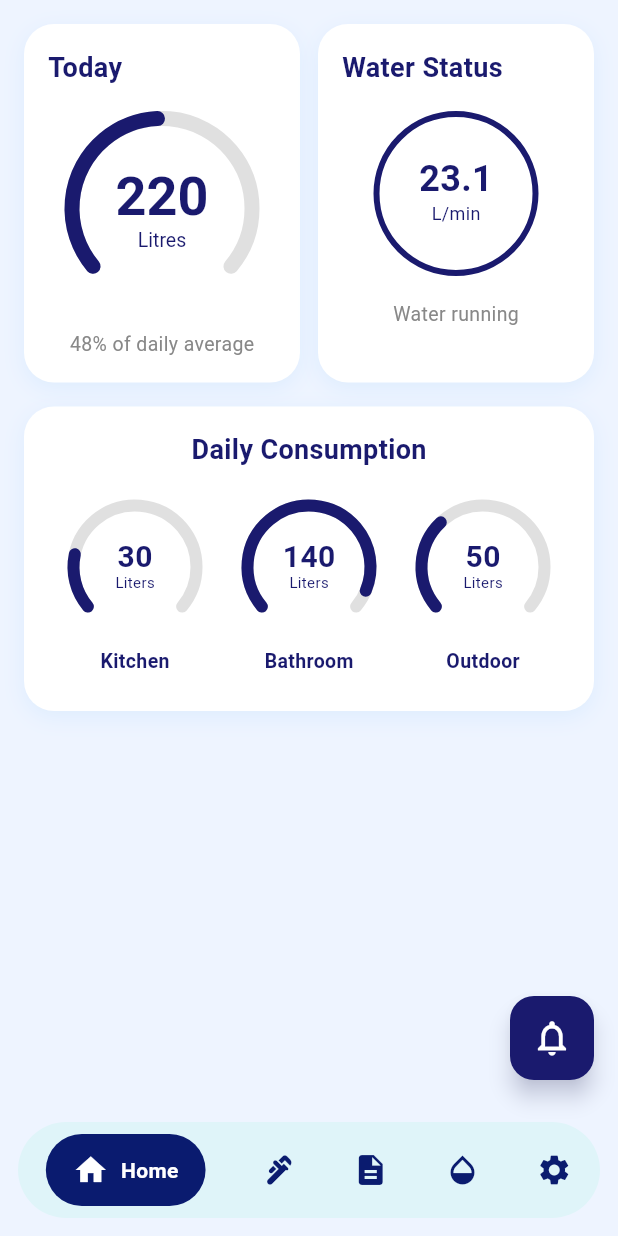
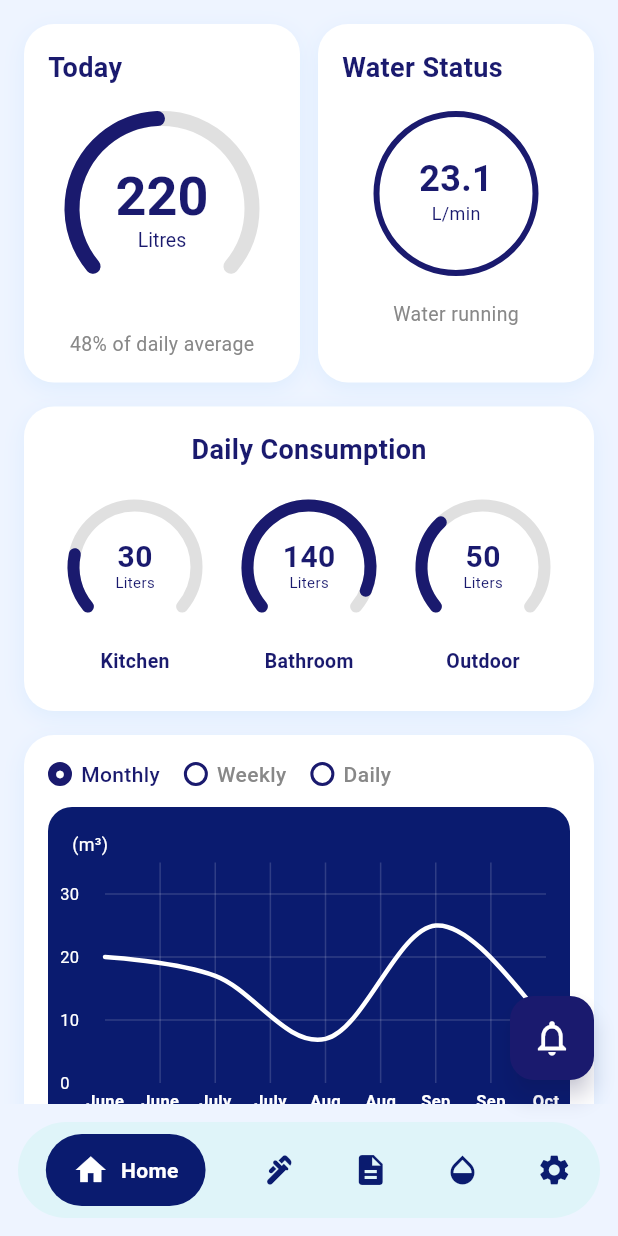
Before and after one commit to Ishan101-hub/sdgp-se24-aquasense-mobile, a Flutter app: the screen it shows after launch, on a phone screen of 412 x 824 dp. Run offline on Flutter 3.47's test engine with Material 3 defaults, Android fonts, the phone set to English and light mode, and no system bars; drawn by our look-alikes of fl_chart.

Commit message:
Create usage chart

```diff
--- a/home_aqua/lib/screens/home_page.dart
+++ b/home_aqua/lib/screens/home_page.dart
@@ -3,6 +3,7 @@ import '../widgets/today_card.dart';
 import '../widgets/water_status_card.dart';
 import '../widgets/daily_consumption_card.dart';
 import '../widgets/bell_button.dart';
+import '../widgets/usage_chart_card.dart'; // ← new import
 
 class HomePage extends StatelessWidget {
   const HomePage({super.key});
@@ -10,13 +11,12 @@ class HomePage extends StatelessWidget {
   @override
   Widget build(BuildContext context) {
     return SafeArea(
-      child: Column(
+      child: Stack(
         children: [
 
           // ── SCROLLABLE CONTENT ──
-          Expanded(
-            child: SingleChildScrollView(
-              padding: const EdgeInsets.all(16.0),
+          SingleChildScrollView(
+            padding: const EdgeInsets.fromLTRB(16, 16, 16, 100),
             child: Column(
               children: [
 
@@ -37,22 +37,21 @@ class HomePage extends StatelessWidget {
                 // ── Daily Consumption card ──
                 const DailyConsumptionCard(),
 
+                const SizedBox(height: 16),
+
+                // ── SCROLL DOWN: Usage Chart card ──
+                const UsageChartCard(),
+
               ],
             ),
           ),
-          ),
 
-          // ── BELL BUTTON at bottom right ──
-          Padding(
-            padding: const EdgeInsets.only(
+          // ── BELL BUTTON fixed at bottom right ──
+          Positioned(
+            bottom: 16,
             right: 16,
-              bottom: 16,
-            ),
-            child: const Align(
-              alignment: Alignment.centerRight,
             child: BellButton(
-                hasNotification: false, // no red dot for now
-              ),
+              hasNotification: false,
             ),
           ),
 
--- /dev/null
+++ b/home_aqua/lib/widgets/usage_chart_card.dart
@@ -0,0 +1,370 @@
+import 'package:flutter/material.dart';
+import 'package:fl_chart/fl_chart.dart';
+
+// ── Chart periods ──
+enum ChartPeriod { monthly, weekly, daily }
+
+class UsageChartCard extends StatefulWidget {
+  const UsageChartCard({super.key});
+
+  @override
+  State<UsageChartCard> createState() => _UsageChartCardState();
+}
+
+class _UsageChartCardState extends State<UsageChartCard> {
+
+  // Currently selected period — starts on Monthly
+  ChartPeriod _selected = ChartPeriod.monthly;
+
+  // ── PART 1.1: Monthly test data ──
+  // X = month index, Y = usage in m³
+  // When backend ready, replace with real API data
+  final List<FlSpot> _monthlyData = const [
+    FlSpot(0, 20), // June
+    FlSpot(1, 17), // July
+    FlSpot(2, 7),  // Aug
+    FlSpot(3, 25), // Sep
+    FlSpot(4, 10), // Oct
+  ];
+
+  // ── PART 1.2: Weekly test data (placeholder for now) ──
+  final List<FlSpot> _weeklyData = const [
+    FlSpot(0, 12),
+    FlSpot(1, 18),
+    FlSpot(2, 15),
+    FlSpot(3, 22),
+    FlSpot(4, 9),
+    FlSpot(5, 14),
+    FlSpot(6, 20),
+  ];
+
+  // ── PART 1.3: Daily test data (placeholder for now) ──
+  final List<FlSpot> _dailyData = const [
+    FlSpot(0, 8),
+    FlSpot(1, 15),
+    FlSpot(2, 11),
+    FlSpot(3, 19),
+    FlSpot(4, 14),
+    FlSpot(5, 22),
+    FlSpot(6, 10),
+  ];
+
+  // Monthly x-axis labels
+  final List<String> _monthLabels = ['June', 'July', 'Aug', 'Sep', 'Oct'];
+
+  // Weekly x-axis labels
+  final List<String> _weekLabels = ['Mon', 'Tue', 'Wed', 'Thu', 'Fri', 'Sat', 'Sun'];
+
+  // Daily x-axis labels
+  final List<String> _dayLabels = ['6am', '9am', '12pm', '3pm', '6pm', '9pm', '12am'];
+
+  // Returns correct data based on selected period
+  List<FlSpot> get _currentData {
+    switch (_selected) {
+      case ChartPeriod.monthly: return _monthlyData;
+      case ChartPeriod.weekly:  return _weeklyData;
+      case ChartPeriod.daily:   return _dailyData;
+    }
+  }
+
+  // Returns correct labels based on selected period
+  List<String> get _currentLabels {
+    switch (_selected) {
+      case ChartPeriod.monthly: return _monthLabels;
+      case ChartPeriod.weekly:  return _weekLabels;
+      case ChartPeriod.daily:   return _dayLabels;
+    }
+  }
+
+  // Returns period label text
+  String get _periodLabel {
+    switch (_selected) {
+      case ChartPeriod.monthly: return 'Last 5 Months';
+      case ChartPeriod.weekly:  return 'Last 7 Days';
+      case ChartPeriod.daily:   return 'Today';
+    }
+  }
+
+  @override
+  Widget build(BuildContext context) {
+    return Container(
+      decoration: BoxDecoration(
+        color: Colors.white,
+        borderRadius: BorderRadius.circular(20),
+        boxShadow: [
+          BoxShadow(
+            color: Colors.blue.withValues(alpha: 0.08),
+            blurRadius: 12,
+            offset: const Offset(0, 4),
+          ),
+        ],
+      ),
+      padding: const EdgeInsets.all(16),
+      child: Column(
+        crossAxisAlignment: CrossAxisAlignment.start,
+        children: [
+
+          // ── TOP ROW: Monthly / Weekly / Daily buttons ──
+          Row(
+            children: [
+              _PeriodButton(
+                label: 'Monthly',
+                isSelected: _selected == ChartPeriod.monthly,
+                onTap: () => setState(() => _selected = ChartPeriod.monthly),
+              ),
+              const SizedBox(width: 16),
+              _PeriodButton(
+                label: 'Weekly',
+                isSelected: _selected == ChartPeriod.weekly,
+                onTap: () => setState(() => _selected = ChartPeriod.weekly),
+              ),
+              const SizedBox(width: 16),
+              _PeriodButton(
+                label: 'Daily',
+                isSelected: _selected == ChartPeriod.daily,
+                onTap: () => setState(() => _selected = ChartPeriod.daily),
+              ),
+            ],
+          ),
+
+          const SizedBox(height: 12),
+
+          // ── CHART AREA (navy blue background) ──
+          Container(
+            height: 220,
+            decoration: BoxDecoration(
+              color: const Color(0xFF0A1B6F), // navy blue background
+              borderRadius: BorderRadius.circular(16),
+            ),
+            padding: const EdgeInsets.fromLTRB(8, 16, 16, 8),
+            child: Column(
+              crossAxisAlignment: CrossAxisAlignment.start,
+              children: [
+
+                // ── Y-axis unit label ──
+                const Padding(
+                  padding: EdgeInsets.only(left: 8, bottom: 4),
+                  child: Text(
+                    '(m³)',
+                    style: TextStyle(
+                      color: Colors.white,
+                      fontSize: 12,
+                    ),
+                  ),
+                ),
+
+                // ── LINE CHART ──
+                Expanded(
+                  child: LineChart(
+                    LineChartData(
+                      // Grid lines
+                      gridData: FlGridData(
+                        show: true,
+                        drawVerticalLine: true,
+                        getDrawingHorizontalLine: (value) => FlLine(
+                          color: Colors.white.withValues(alpha: 0.15),
+                          strokeWidth: 1,
+                        ),
+                        getDrawingVerticalLine: (value) => FlLine(
+                          color: Colors.white.withValues(alpha: 0.15),
+                          strokeWidth: 1,
+                        ),
+                      ),
+
+                      // Border around chart
+                      borderData: FlBorderData(show: false),
+
+                      // X and Y axis titles
+                      titlesData: FlTitlesData(
+                        // LEFT axis (numbers 10, 20, 30)
+                        leftTitles: AxisTitles(
+                          sideTitles: SideTitles(
+                            showTitles: true,
+                            reservedSize: 30,
+                            interval: 10,
+                            getTitlesWidget: (value, meta) {
+                              if (value % 10 == 0) {
+                                return Text(
+                                  '${value.toInt()}',
+                                  style: const TextStyle(
+                                    color: Colors.white,
+                                    fontSize: 11,
+                                  ),
+                                );
+                              }
+                              return const SizedBox();
+                            },
+                          ),
+                        ),
+
+                        // BOTTOM axis (month/day labels)
+                        bottomTitles: AxisTitles(
+                          sideTitles: SideTitles(
+                            showTitles: true,
+                            reservedSize: 28,
+                            getTitlesWidget: (value, meta) {
+                              int index = value.toInt();
+                              if (index >= 0 && index < _currentLabels.length) {
+                                return Padding(
+                                  padding: const EdgeInsets.only(top: 4),
+                                  child: Text(
+                                    _currentLabels[index],
+                                    style: const TextStyle(
+                                      color: Colors.white,
+                                      fontSize: 11,
+                                      fontWeight: FontWeight.w600,
+                                    ),
+                                  ),
+                                );
+                              }
+                              return const SizedBox();
+                            },
+                          ),
+                        ),
+
+                        // Hide right and top axis
+                        rightTitles: const AxisTitles(
+                          sideTitles: SideTitles(showTitles: false),
+                        ),
+                        topTitles: const AxisTitles(
+                          sideTitles: SideTitles(showTitles: false),
+                        ),
+                      ),
+
+                      // The actual line
+                      lineBarsData: [
+                        LineChartBarData(
+                          spots: _currentData,
+                          isCurved: true,           // smooth curved line
+                          color: Colors.white,      // white line
+                          barWidth: 3,
+                          isStrokeCapRound: true,
+                          dotData: const FlDotData(show: false), // no dots
+                          belowBarData: BarAreaData(show: false),
+                        ),
+                      ],
+
+                      // Y axis range
+                      minY: 0,
+                      maxY: 35,
+                    ),
+                  ),
+                ),
+
+              ],
+            ),
+          ),
+
+          const SizedBox(height: 10),
+
+          // ── BOTTOM ROW: legend + period label ──
+          Row(
+            mainAxisAlignment: MainAxisAlignment.spaceBetween,
+            children: [
+
+              // Blue dot + "Water Usage" label
+              Row(
+                children: [
+                  Container(
+                    width: 12,
+                    height: 12,
+                    decoration: const BoxDecoration(
+                      color: Color(0xFF0A1B6F),
+                      shape: BoxShape.circle,
+                    ),
+                  ),
+                  const SizedBox(width: 6),
+                  const Text(
+                    'Water Usage',
+                    style: TextStyle(
+                      fontSize: 13,
+                      color: Color(0xFF1A1A6E),
+                      fontWeight: FontWeight.w500,
+                    ),
+                  ),
+                ],
+              ),
+
+              // Period label (Last 5 Months / Last 7 Days / Today)
+              Text(
+                _periodLabel,
+                style: const TextStyle(
+                  fontSize: 13,
+                  color: Color(0xFF888888),
+                ),
+              ),
+
+            ],
+          ),
+
+        ],
+      ),
+    );
+  }
+}
+
+
+// ── PERIOD BUTTON (Monthly / Weekly / Daily) ─────────────────
+class _PeriodButton extends StatelessWidget {
+  final String label;
+  final bool isSelected;
+  final VoidCallback onTap;
+
+  const _PeriodButton({
+    required this.label,
+    required this.isSelected,
+    required this.onTap,
+  });
+
+  @override
+  Widget build(BuildContext context) {
+    return GestureDetector(
+      onTap: onTap,
+      child: Row(
+        children: [
+
+          // Radio circle
+          Container(
+            width: 16,
+            height: 16,
+            decoration: BoxDecoration(
+              shape: BoxShape.circle,
+              border: Border.all(
+                color: const Color(0xFF1A1A6E),
+                width: 2,
+              ),
+              color: isSelected
+                  ? const Color(0xFF1A1A6E) // filled when selected
+                  : Colors.white,           // empty when not selected
+            ),
+            // Inner white dot when selected
+            child: isSelected
+                ? const Center(
+                    child: Icon(
+                      Icons.circle,
+                      size: 6,
+                      color: Colors.white,
+                    ),
+                  )
+                : null,
+          ),
+
+          const SizedBox(width: 6),
+
+          // Label text
+          Text(
+            label,
+            style: TextStyle(
+              fontSize: 14,
+              fontWeight: FontWeight.w500,
+              color: isSelected
+                  ? const Color(0xFF1A1A6E)
+                  : const Color(0xFF888888),
+            ),
+          ),
+
+        ],
+      ),
+    );
+  }
+}
--- a/home_aqua/pubspec.yaml
+++ b/home_aqua/pubspec.yaml
@@ -34,6 +34,7 @@ dependencies:
   # The following adds the Cupertino Icons font to your application.
   # Use with the CupertinoIcons class for iOS style icons.
   cupertino_icons: ^1.0.8
+  fl_chart: ^1.1.1
 
 dev_dependencies:
   flutter_test:
```
Also changed, not shown: home_aqua/pubspec.lock. Lines whose indentation alone changed are shown as unchanged.
